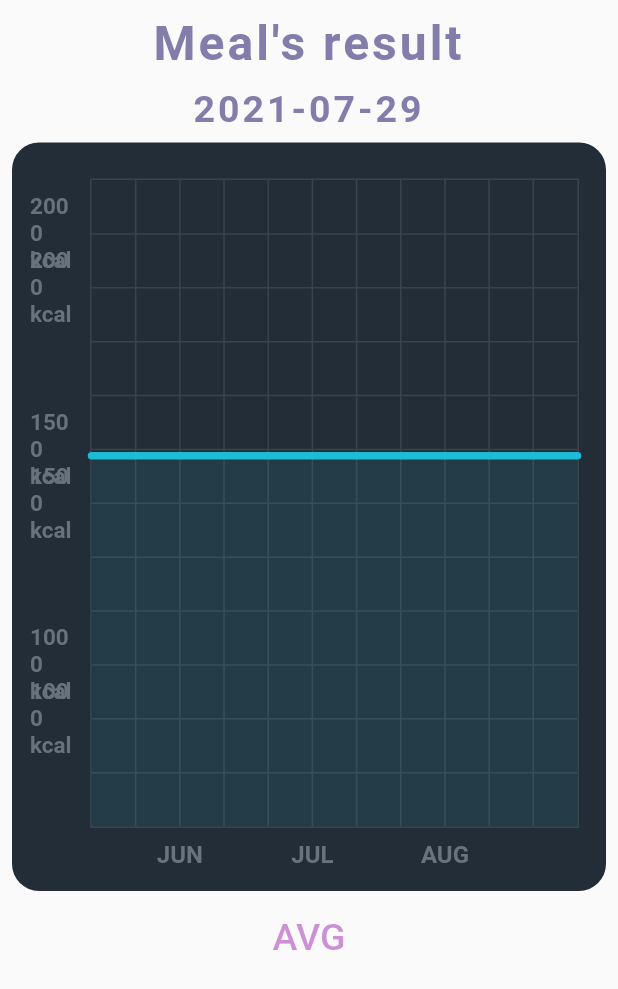
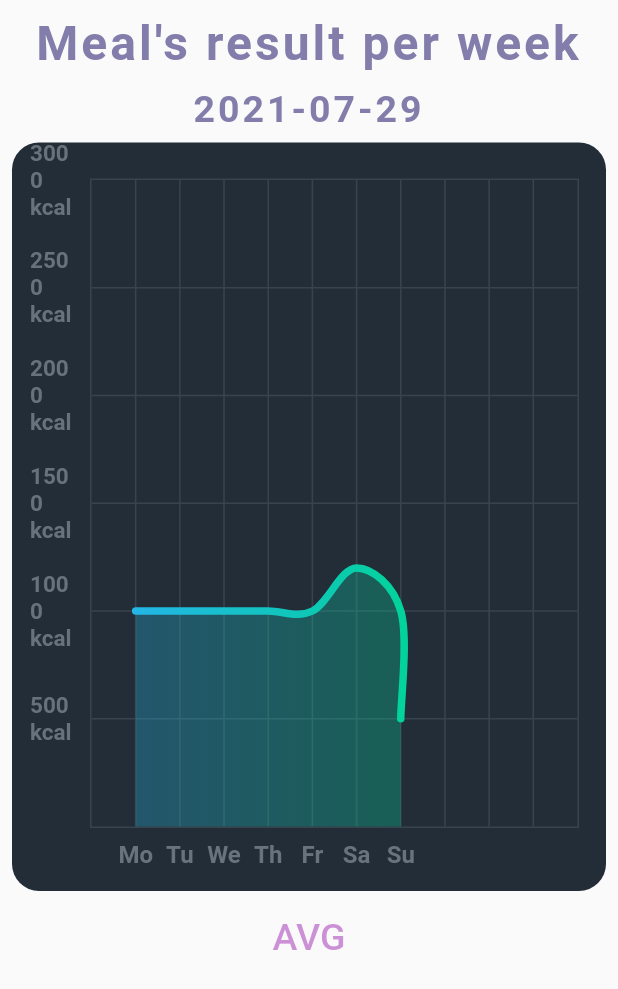
Before and after one commit to leopoldmaillard/diet-vision-flutter, a Flutter app: the Statistics widget shown alone on an empty page, opened directly, after a tap on "AVG", on a phone screen of 412 x 824 dp. Shown: the top 989 px of the screen. Run offline on Flutter 3.47's test engine with Material 2 defaults, Android fonts, the phone set to English and light mode, and no system bars; drawn by our look-alikes of fl_chart; our stand-ins replace camera, flutter_dash, flutter_native_image, geolocator, image_picker; missing offline and left inert: flutter_point_tab_bar, geocoder, tflite.

Commit message:
#11 add function to create a LineChart to display the points added

```diff
--- a/lib/pages/statistics.dart
+++ b/lib/pages/statistics.dart
@@ -1,5 +1,6 @@
 import 'package:flutter/material.dart';
 import 'package:fl_chart/fl_chart.dart';
+import 'package:flutter/services.dart';
 
 class Statistics extends StatefulWidget {
   @override
@@ -13,16 +14,30 @@ class _StatisticsState extends State<Statistics> {
   ];
   DateTime _Today = new DateTime.now();
   bool showAvg = false;
+  // get AVG
+  LineChartBarData curve = new LineChartBarData();
+  //points to add on chart
+  List<FlSpot> data = [];
+  //data for a mounth
+  List<double> dataCal = [];
+  int tailleData = 7;
 
   // get title of the Y axe
   String getTitlesY(value) {
+    //  return (value.toString() + ' kcal');
     switch (value.toInt()) {
-      case 1:
+      case 500:
+        return '500 kcal';
+      case 1000:
         return '1000 kcal';
-      case 3:
+      case 1500:
         return '1500 kcal ';
-      case 5:
+      case 2000:
         return '2000 kcal';
+      case 2500:
+        return '2500 kcal';
+      case 3000:
+        return '3000 kcal';
     }
     return '';
   }
@@ -30,16 +45,71 @@ class _StatisticsState extends State<Statistics> {
   //get Title of the X axe
   String getTitlesX(value) {
     switch (value.toInt()) {
+      case 1:
+        return 'Mo';
       case 2:
-        return 'JUN';
+        return 'Tu';
+      case 3:
+        return 'We';
+      case 4:
+        return 'Th';
       case 5:
-        return 'JUL';
-      case 8:
-        return 'AUG';
+        return 'Fr';
+      case 6:
+        return 'Sa';
+      case 7:
+        return 'Su';
     }
     return '';
   }
 
+  double getAvg() {
+    double mean = 0;
+    return mean;
+  }
+
+  //give a size and inster plot (i,0) , initialize/register data
+  void fillLineChart() {
+    data = [];
+    if (data.length == 0) {
+      for (int i = 0; i < tailleData; i++) {
+        data.add(FlSpot(i.toDouble() + 1, 1000));
+      }
+    }
+    if (data[tailleData - 2].y == 1000) {
+      replaceLineSpot(tailleData - 2, 1200);
+      data.add(FlSpot(7, 500));
+    }
+    print(data);
+  }
+
+  //change the value at the index given
+  void replaceLineSpot(int index, double value) {
+    double x;
+    x = data[index].x;
+    data[index] = FlSpot(x, value);
+  }
+
+  //add a point in the list
+  void addPoint(double value) {
+    data.add(FlSpot(data.length.toDouble(), value));
+  }
+
+  //remove a point
+  void removePoint(int index) {
+    data.removeAt(index);
+  }
+  // //add points (y) in the dataCalories
+  // void fillKCalData(List<double> Calories) {
+  //   for (int i = 0; i < Calories.length; i++) {
+  //     Calories.add(1000);
+  //   }
+  // }
+
+  // ignore: slash_for_doc_comments
+/******************Widget Part *********************/
+
+  //Display Title Y axis
   SideTitles displayTitleData() {
     return SideTitles(
       showTitles: true,
@@ -49,10 +119,9 @@ class _StatisticsState extends State<Statistics> {
       getTitles: (value) => getTitlesX(value),
       margin: 8,
     );
-
-    // Y Axis
   }
 
+  //Display Title X axis
   SideTitles displaySideTitles() {
     return SideTitles(
       showTitles: true,
@@ -67,18 +136,15 @@ class _StatisticsState extends State<Statistics> {
     );
   }
 
-  Widget displayStatisticScreen(BuildContext context) {
+  // display the top list above the chart
+  Widget displayTitle() {
     return Column(
-      children: [
-        // Display the text on top of the chart
-        Column(
-            crossAxisAlignment: CrossAxisAlignment.stretch,
       children: <Widget>[
-              const SizedBox(
+        SizedBox(
           height: 10,
         ),
         const Text(
-                "Meal's result",
+          "Meal's result per week",
           style: TextStyle(
               color: Color(0xff827daa),
               fontSize: 32,
@@ -89,7 +155,6 @@ class _StatisticsState extends State<Statistics> {
         const SizedBox(
           height: 10,
         ),
-            ]),
         Text(
           _Today.toString().substring(0, 10),
           style: TextStyle(
@@ -99,19 +164,13 @@ class _StatisticsState extends State<Statistics> {
               letterSpacing: 2),
           textAlign: TextAlign.center,
         ),
+      ],
+    );
+  }
 
-        /*SizedBox(
-                width: 80,
-                height: 40,
-                child: DropdownTiming(),
-              ),
-
-              Expanded(
-                child: DropdownTiming(),
-              ),*/
-
-        // Display the chart
-        AspectRatio(
+  //dSPLAY THE CHART WITH THE LINECHARTBAR
+  Widget DisplayChart() {
+    return AspectRatio(
       aspectRatio: 0.8, //1.70 (ratio graphic between height and width),
       child: Container(
         margin: const EdgeInsets.all(8.0),
@@ -119,7 +178,7 @@ class _StatisticsState extends State<Statistics> {
             borderRadius: BorderRadius.all(
               Radius.circular(18),
             ),
-                color: Color(0xff232d37)),
+            color: Color(0xff232d37)), //Theme.of(context).primaryColor
         child: Padding(
           padding: const EdgeInsets.only(
               right: 18.0, left: 12.0, top: 24, bottom: 12),
@@ -128,10 +187,12 @@ class _StatisticsState extends State<Statistics> {
           ),
         ),
       ),
-        ),
+    );
+  }
 
-        // Button to display the average of the first curve
-        SizedBox(
+  //Button for AVG of the linechartbar
+  Widget AVGButton() {
+    return SizedBox(
       width: 80,
       height: 40,
       child: TextButton(
@@ -144,17 +205,53 @@ class _StatisticsState extends State<Statistics> {
           'AVG',
           style: TextStyle(
               fontSize: 25,
-                  color:
-                      showAvg ? Colors.purple.withOpacity(0.5) : Colors.purple),
+              color: showAvg ? Colors.purple.withOpacity(0.5) : Colors.purple),
         ),
       ),
+    );
+  }
+
+// display the screen of statistics part
+  Widget displayStatisticScreen(BuildContext context) {
+    return Column(
+      crossAxisAlignment: CrossAxisAlignment.stretch,
+      children: <Widget>[
+        displayTitle(),
+        DisplayChart(),
+        AVGButton(),
+        // Test for Dropdown Button
+        /*     SizedBox(
+          width: 80,
+          height: 40,
+          child: DropdownTiming(),
         ),
+        Expanded(
+          child: DropdownTiming(),
+        ),*/
       ],
     );
   }
 
   @override
+  void initState() {
+    super.initState();
+    for (int i = 0; i < tailleData; i++) {
+      dataCal.add(0.0);
+    }
+    // fillKCalData(dataCal);
+    fillLineChart();
+  }
+
+  @override
+  void dispose() {
+    super.dispose();
+    data = [];
+    dataCal = [];
+  }
+
+  @override
   Widget build(BuildContext context) {
+    fillLineChart();
     return Stack(
       children: <Widget>[
         SingleChildScrollView(
@@ -200,22 +297,14 @@ class _StatisticsState extends State<Statistics> {
       borderData: FlBorderData(
           show: true,
           border: Border.all(color: const Color(0xff37434d), width: 1)),
-      minX: 0,
-      maxX: 11,
+      minX: 1,
+      maxX: 7,
       minY: 0,
-      maxY: 6,
+      maxY: 3000,
       // Data of the curve (add points (x,y))
       lineBarsData: [
         LineChartBarData(
-          spots: [
-            FlSpot(0, 3),
-            FlSpot(2.6, 2),
-            FlSpot(4.9, 5),
-            FlSpot(6.8, 3.1),
-            FlSpot(8, 4),
-            FlSpot(9.5, 3),
-            FlSpot(11, 4),
-          ],
+          spots: data,
           isCurved: true,
           colors: gradientColors,
           barWidth: 5,
@@ -235,6 +324,7 @@ class _StatisticsState extends State<Statistics> {
 
   // Output: average of the first curve
   LineChartData avgData() {
+    double mean = getAvg();
     return LineChartData(
         lineTouchData: LineTouchData(enabled: false),
         gridData: FlGridData(
@@ -256,7 +346,6 @@ class _StatisticsState extends State<Statistics> {
         titlesData: FlTitlesData(
           show: true,
           bottomTitles: displayTitleData(),
-
           // Y Axis Legend
           leftTitles: displaySideTitles(),
         ),
@@ -268,8 +357,25 @@ class _StatisticsState extends State<Statistics> {
         minX: 0,
         maxX: 11,
         minY: 0,
-      maxY: 6,
+        maxY: 3000,
         lineBarsData: [
+          LineChartBarData(
+            spots: data,
+            isCurved: true,
+            colors: gradientColors,
+            barWidth: 5,
+            isStrokeCapRound: true,
+            dotData: FlDotData(
+              show: false,
+            ),
+            belowBarData: BarAreaData(
+              show: true,
+              colors: gradientColors
+                  .map((color) => color.withOpacity(0.3))
+                  .toList(),
+            ),
+          ),
+        ] /*
         LineChartBarData(
           spots: [
             FlSpot(0, 3.44),
@@ -301,15 +407,15 @@ class _StatisticsState extends State<Statistics> {
                 .withOpacity(0.1),
           ]),
         ),
-      ],
+      ],*/
         );
   }
 }
 
 // class to choose in a list of name&icon (per day/per month/per week)
 class Item {
+  final String name;
   const Item(this.name);
-  final String name;
 }
 
 class DropdownTiming extends StatefulWidget {
@@ -320,38 +426,28 @@ class DropdownTiming extends StatefulWidget {
 }
 
 class DropdownTimingState extends State<DropdownTiming> {
-  Item SelectedUser = new Item('day');
+  String SelectedUser = "week";
 
   //List for the button
-  List<Item> timing = <Item>[
-    const Item(
-      'day',
-    ),
-    const Item(
-      'week',
-    ),
-    const Item(
-      'month',
-    ),
-  ];
+  List<String> timing = <String>['day', 'week', 'month'];
 
   @override
   Widget build(BuildContext context) {
-    return DropdownButton<Item>(
+    return DropdownButton<String>(
       hint: Text('Select timing'),
       value: SelectedUser,
-      onChanged: (Item? value) {
+      onChanged: (String? newValue) {
         setState(() {
-          SelectedUser = value!;
+          SelectedUser = newValue!;
         });
       },
-      items: timing.map((Item time) {
+      items: timing.map((String time) {
         return DropdownMenuItem(
           value: time,
           child: Row(
             children: [
               Text(
-                time.name,
+                time,
                 style: TextStyle(color: Colors.black),
               ),
             ],
```
Also changed, not shown: 1 other file. Lines whose indentation alone changed are shown as unchanged.
